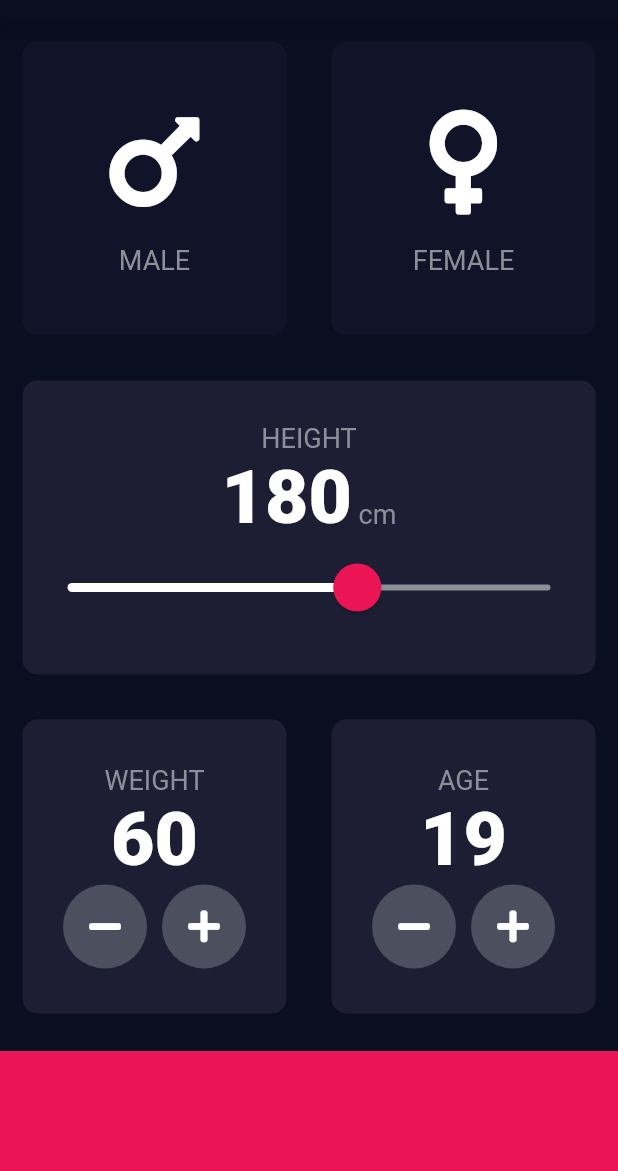
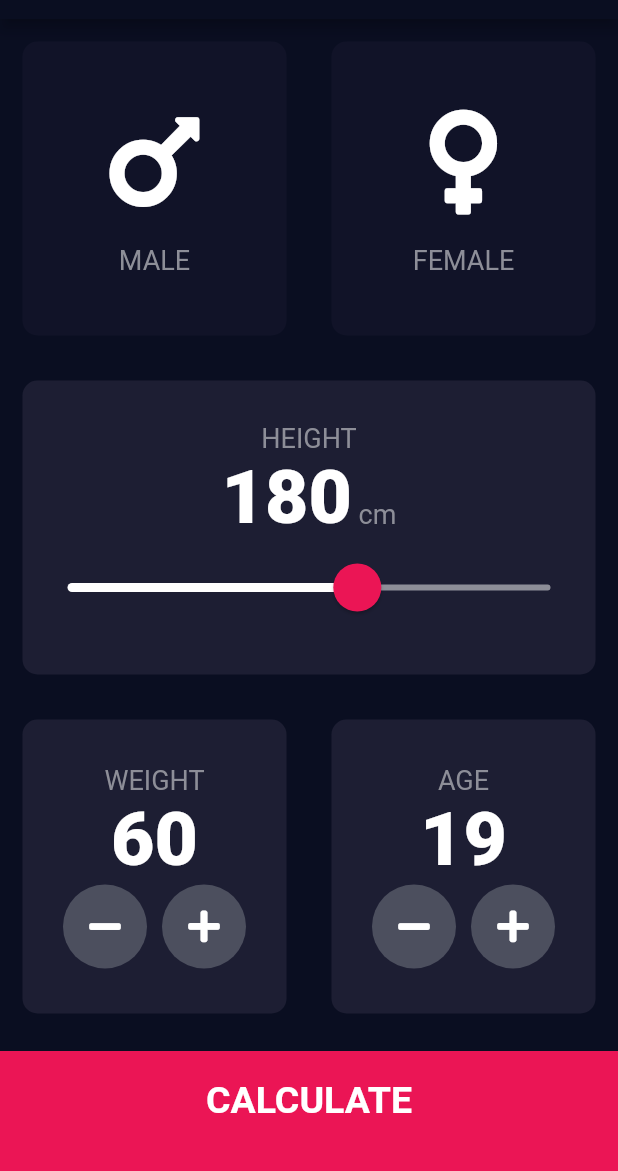
Before and after one commit to Tembocs/bmi-calc, a Flutter app: the screen it shows after launch, on a phone screen of 412 x 824 dp, the part 65-1236 px from its top. Run offline on Flutter 3.47's test engine with Material 2 defaults, Android fonts, the phone set to English and light mode, and no system bars; our stand-ins replace font_awesome_flutter.

Commit message:
Lecture 135

```diff
--- /dev/null
+++ b/lib/components/bottom_button.dart
@@ -0,0 +1,30 @@
+import 'package:flutter/material.dart';
+import '../constants.dart';
+
+class BottomButton extends StatelessWidget {
+  BottomButton({@required this.buttonTitle, @required this.onTap});
+
+  final Function onTap;
+  final String buttonTitle;
+
+  @override
+  Widget build(BuildContext context) {
+    return GestureDetector(
+      onTap: onTap,
+      child: Container(
+        // alignment: Alignment.center,
+        child: Center(
+          child: Text(
+            buttonTitle,
+            style: kLargeButtonTextStyle,
+          ),
+        ),
+        color: kBottomContainerColor,
+        margin: EdgeInsets.only(top: 10),
+        padding: EdgeInsets.only(bottom: 15.0),
+        width: double.infinity,
+        height: kBottomContainerHeight,
+      ),
+    );
+  }
+}
--- a/lib/icon_content.dart
+++ b/lib/components/icon_content.dart
@@ -1,5 +1,5 @@
 import 'package:flutter/material.dart';
-import 'constants.dart';
+import '../constants.dart';
 
 class IconContent extends StatelessWidget {
   const IconContent({@required this.icon, @required this.label});
--- /dev/null
+++ b/lib/components/round_icon_button.dart
@@ -0,0 +1,23 @@
+import 'package:flutter/material.dart';
+
+class RoundIconButton extends StatelessWidget {
+  RoundIconButton({@required this.icon, @required this.onPress});
+
+  final IconData icon;
+  final Function onPress;
+
+  @override
+  Widget build(BuildContext context) {
+    return RawMaterialButton(
+      child: Icon(icon),
+      onPressed: onPress,
+      elevation: 0.0,
+      constraints: BoxConstraints.tightFor(
+        width: 56.0,
+        height: 56.0,
+      ),
+      shape: CircleBorder(),
+      fillColor: Color(0xFF4C4F5E),
+    );
+  }
+}
--- a/lib/main.dart
+++ b/lib/main.dart
@@ -1,5 +1,5 @@
 import 'package:flutter/material.dart';
-import 'input_page.dart';
+import 'screens/input_page.dart';
 
 void main() => runApp(BMICalculator());
 
--- a/lib/input_page.dart
+++ b/lib/screens/input_page.dart
@@ -1,8 +1,11 @@
 import 'package:flutter/material.dart';
 import 'package:font_awesome_flutter/font_awesome_flutter.dart';
-import 'icon_content.dart';
-import 'reusable_card.dart';
-import 'constants.dart';
+import '../components/icon_content.dart';
+import '../components/reusable_card.dart';
+import '../constants.dart';
+import '../screens/results_page.dart';
+import '../components/bottom_button.dart';
+import '../components/round_icon_button.dart';
 
 enum Gender {
   male,
@@ -204,36 +207,17 @@ class _InputPageState extends State<InputPage> {
               ),
             ]),
           ),
-          Container(
-            color: kBottomContainerColor,
-            margin: EdgeInsets.only(top: 10),
-            width: double.infinity,
-            height: kBottomContainerHeight,
+          BottomButton(
+            buttonTitle: 'CALCULATE',
+            onTap: () {
+              Navigator.push(
+                context,
+                MaterialPageRoute(builder: (context) => ResultsPage()),
+              );
+            },
           ),
         ],
       ),
     );
   }
 }
-
-class RoundIconButton extends StatelessWidget {
-  RoundIconButton({@required this.icon, @required this.onPress});
-
-  final IconData icon;
-  final Function onPress;
-
-  @override
-  Widget build(BuildContext context) {
-    return RawMaterialButton(
-      child: Icon(icon),
-      onPressed: onPress,
-      elevation: 0.0,
-      constraints: BoxConstraints.tightFor(
-        width: 56.0,
-        height: 56.0,
-      ),
-      shape: CircleBorder(),
-      fillColor: Color(0xFF4C4F5E),
-    );
-  }
-}
```
Also changed, not shown: lib/constants.dart (+25 -0 lines), lib/screens/results_page.dart (added, +62 -0 lines), lib/components/reusable_card.dart (renamed from lib/reusable_card.dart).
